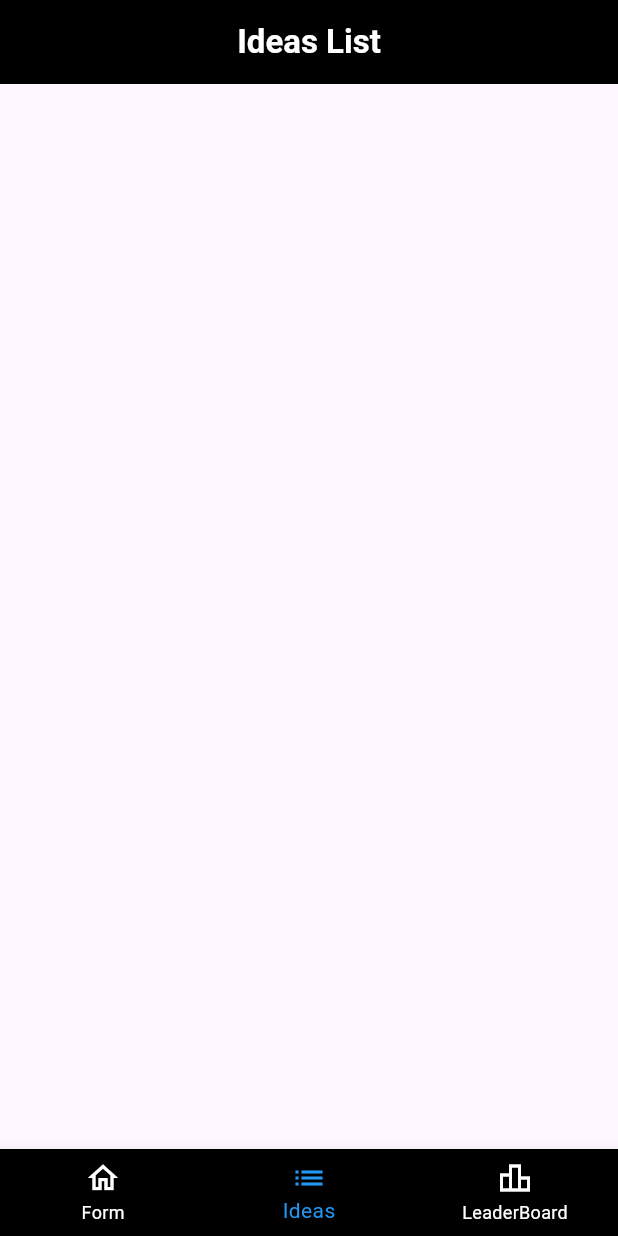
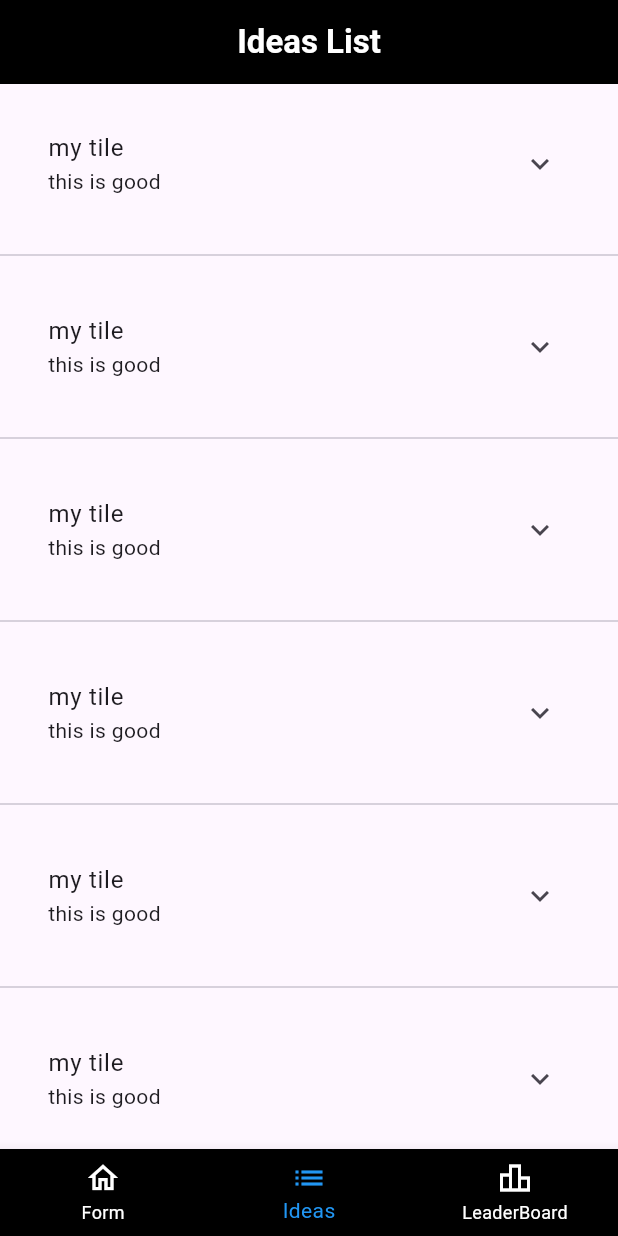
Before and after one commit to YuvrajSingh514/the_startup_idea_evaluator, a Flutter app: the screen it shows after launch, item 2 of the bottom bar chosen, on a phone screen of 412 x 824 dp. Run offline on Flutter 3.47's test engine with Material 3 defaults, Android fonts, the phone set to English and light mode, and no system bars; our stand-ins replace bloc.

Commit message:
ideas list

```diff
--- /dev/null
+++ b/lib/features/ideas list/bloc/ideas_list_event.dart
@@ -0,0 +1,4 @@
+part of 'ideas_list_bloc.dart';
+
+@immutable
+sealed class IdeasListEvent {}
--- /dev/null
+++ b/lib/features/ideas list/bloc/ideas_list_state.dart
@@ -0,0 +1,6 @@
+part of 'ideas_list_bloc.dart';
+
+@immutable
+sealed class IdeasListState {}
+
+final class IdeasListInitial extends IdeasListState {}
--- /dev/null
+++ b/lib/features/ideas list/widget/idea_list.dart
@@ -0,0 +1,34 @@
+import 'package:flutter/material.dart';
+import 'package:the_startup_idea_evaluator/shared/my_app_bar.dart';
+
+class IdeaList extends StatelessWidget {
+  const IdeaList({super.key});
+
+  @override
+  Widget build(BuildContext context) {
+    return Scaffold(
+      appBar: MyAppBar(title: 'Ideas List'),
+      body: ListView.separated(
+        itemCount: 10,
+        itemBuilder: (context, index) {
+          return Padding(
+            padding: const EdgeInsets.all(8.0),
+            child: Padding(
+              padding: const EdgeInsets.all(8.0),
+              child: ExpansionTile(
+                title: Text('my tile'),
+                subtitle: Text('this is good'),
+                children: [
+                  Text(
+                    'tyhis nksnkns vsdlnldsn nkjvnkjdsnv  kjsbnvkjbds ,m,bnv,mbsd kbm smbdvjsdbvm dsv,sdmbvm sdvksb vmnds vkjdbvmnds v,dsbvksbvkjndkmvndsklnv,dnvkldfnvkldnkldf',
+                  ),
+                ],
+              ),
+            ),
+          );
+        },
+        separatorBuilder: (BuildContext context, int index) => Divider(),
+      ),
+    );
+  }
+}
--- a/lib/features/listing/bloc/list_event.dart
+++ /dev/null
@@ -1,4 +0,0 @@
-part of 'list_bloc.dart';
-
-@immutable
-sealed class ListEvent {}
--- a/lib/features/listing/bloc/list_state.dart
+++ /dev/null
@@ -1,6 +0,0 @@
-part of 'list_bloc.dart';
-
-@immutable
-sealed class ListState {}
-
-final class ListInitial extends ListState {}
--- a/lib/features/listing/widget/idea_list.dart
+++ /dev/null
@@ -1,13 +0,0 @@
-import 'package:flutter/material.dart';
-import 'package:the_startup_idea_evaluator/shared/my_app_bar.dart';
-
-class IdeaList extends StatelessWidget {
-  const IdeaList({super.key});
-
-  @override
-  Widget build(BuildContext context) {
-    return Scaffold(
-      appBar: MyAppBar(title: 'Ideas List'),
-    );
-  }
-}
--- a/lib/widget/my_bottom_bar.dart
+++ b/lib/widget/my_bottom_bar.dart
@@ -2,7 +2,7 @@ import 'package:flutter/material.dart';
 import 'package:the_startup_idea_evaluator/constants/color_constant.dart';
 import 'package:the_startup_idea_evaluator/features/add/widget/add_form.dart';
 import 'package:the_startup_idea_evaluator/features/leaderboard/widget/leaderboard_list.dart';
-import 'package:the_startup_idea_evaluator/features/listing/widget/idea_list.dart';
+import 'package:the_startup_idea_evaluator/features/ideas%20list/widget/idea_list.dart';
 
 class MyBottomBar extends StatefulWidget {
   const MyBottomBar({super.key});
```
Also changed, not shown: lib/features/ideas list/bloc/ideas_list_bloc.dart (added, +13 -0 lines), lib/features/listing/bloc/list_bloc.dart (deleted, +0 -13 lines).
